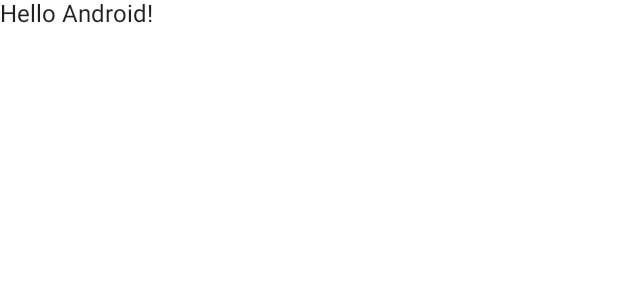
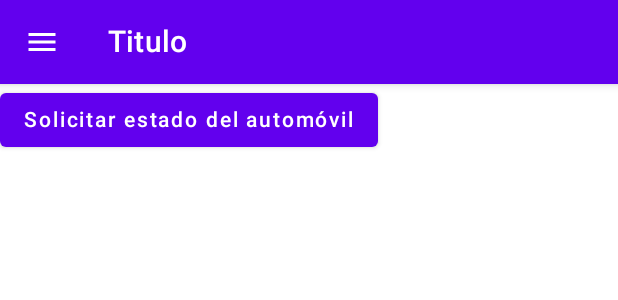
Before and after one commit to NickEsColR/car-integrity-monitor-movile-app, an Android app built with Jetpack Compose: the @Preview function DefaultPreview, on a phone screen of 412 x 824 dp. Shown: the top 300 px of the screen. Run offline under Robolectric (Android 15) with nearby library versions, the phone set to English and light mode, and no system bars.

```diff
--- a/app/build.gradle
+++ b/app/build.gradle
@@ -54,6 +54,7 @@ dependencies {
     implementation "androidx.compose.ui:ui:$compose_ui_version"
     implementation "androidx.compose.ui:ui-tooling-preview:$compose_ui_version"
     implementation 'androidx.compose.material:material:1.1.1'
+    implementation "androidx.navigation:navigation-compose:2.5.3"
     testImplementation 'junit:junit:4.13.2'
     androidTestImplementation 'androidx.test.ext:junit:1.1.3'
     androidTestImplementation 'androidx.test.espresso:espresso-core:3.4.0'
--- /dev/null
+++ b/app/src/main/java/com/example/car_integrity_monitor_movile_app/CimApp.kt
@@ -0,0 +1,40 @@
+package com.example.car_integrity_monitor_movile_app
+
+import androidx.compose.material.*
+import androidx.compose.material.icons.Icons
+import androidx.compose.material.icons.filled.Menu
+import androidx.compose.runtime.*
+import androidx.compose.ui.Modifier
+import com.example.car_integrity_monitor_movile_app.ui.screens.StateScreen
+
+
+
+@Composable
+fun CimAppBar(
+    modifier: Modifier = Modifier
+){
+    TopAppBar(
+        title = { Text("Titulo") },
+        modifier = modifier,
+        navigationIcon = {
+            IconButton(onClick = { /*TODO*/ }) {
+                Icon(
+                    imageVector = Icons.Filled.Menu,
+                    contentDescription = "menu bar"
+                )
+            }
+        }
+    )
+}
+
+
+
+@Composable
+fun CimApp(
+    modifier: Modifier = Modifier
+){
+    Scaffold(topBar = { CimAppBar()}) {
+        StateScreen()
+
+    }
+}
--- a/app/src/main/java/com/example/car_integrity_monitor_movile_app/MainActivity.kt
+++ b/app/src/main/java/com/example/car_integrity_monitor_movile_app/MainActivity.kt
@@ -22,7 +22,7 @@ class MainActivity : ComponentActivity() {
                     modifier = Modifier.fillMaxSize(),
                     color = MaterialTheme.colors.background
                 ) {
-                    Greeting("Android")
+                    CimApp()
                 }
             }
         }
@@ -38,6 +38,6 @@ fun Greeting(name: String) {
 @Composable
 fun DefaultPreview() {
     CarintegritymonitormovileappTheme {
-        Greeting("Android")
+        CimApp()
     }
 }
--- /dev/null
+++ b/app/src/main/java/com/example/car_integrity_monitor_movile_app/ui/screens/StateScreen.kt
@@ -0,0 +1,12 @@
+package com.example.car_integrity_monitor_movile_app.ui.screens
+
+import androidx.compose.material.Button
+import androidx.compose.material.Text
+import androidx.compose.runtime.Composable
+
+@Composable
+fun StateScreen(){
+    Button(onClick = { /*TODO*/ }) {
+        Text(text = "Solicitar estado del automóvil")
+    }
+}
```
